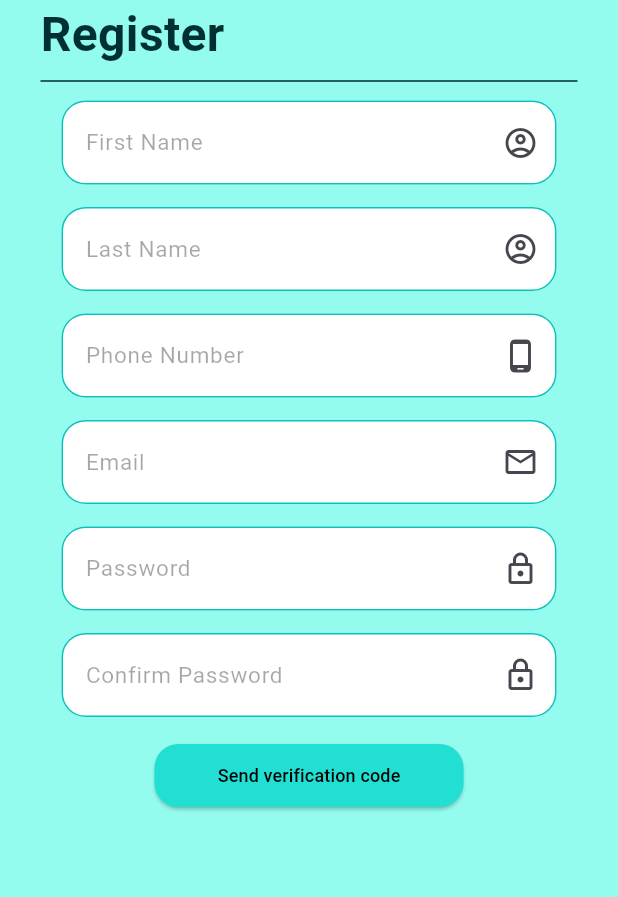
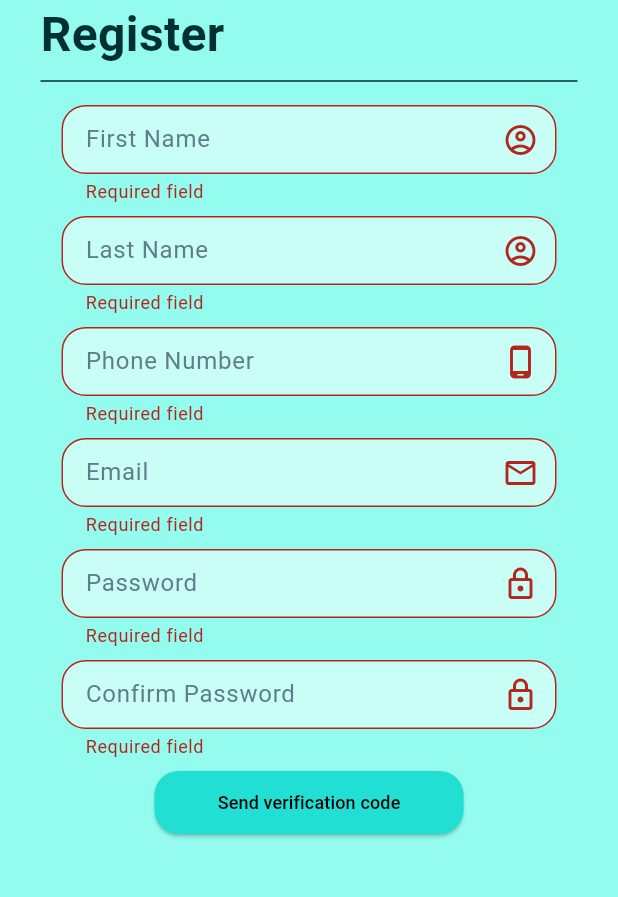
Before and after one commit to AmrwHamza/Mate-Order-app, a Flutter app: the RegisterView screen opened directly, after a tap on "Send verification code", on a phone screen of 412 x 824 dp, the part 207-1104 px from its top. Run offline on Flutter 3.47's test engine with Material 3 defaults, Android fonts, the phone set to English and light mode, and no system bars; our stand-ins replace dio, flutter_svg, font_awesome_flutter, get, image_cropper, image_picker.

Commit message:
change api class and finish register validation

```diff
--- a/lib/Features/auth/register/presentation/views/register_view.dart
+++ b/lib/Features/auth/register/presentation/views/register_view.dart
@@ -9,7 +9,7 @@ class RegisterView extends StatelessWidget {
   Widget build(BuildContext context) {
     return Scaffold(
       backgroundColor: kPrimaryColor9,
-      body: RegisterViewBody(),
+      body: SafeArea(child: RegisterViewBody()),
     );
   }
 }
--- a/lib/Features/auth/register/presentation/views/widgets/custom_register_button.dart
+++ b/lib/Features/auth/register/presentation/views/widgets/custom_register_button.dart
@@ -2,16 +2,16 @@ import 'package:flutter/material.dart';
 import 'package:mate_order_app/constants.dart';
 
 class CustomRegisterButton extends StatelessWidget {
-  const CustomRegisterButton({super.key, required this.data});
+  const CustomRegisterButton({super.key, required this.data, this.onPressed});
     final String data ;
-
+final void Function()? onPressed;
   @override
   Widget build(BuildContext context) {
     return SizedBox(
       height: 42,
       width: 206,
       child: ElevatedButton(
-        onPressed: () {},
+        onPressed:onPressed,
         style: ElevatedButton.styleFrom(
             backgroundColor: kPrimaryColor7,
             shape: RoundedRectangleBorder(
--- a/lib/Features/auth/register/presentation/views/widgets/custom_text_form_field.dart
+++ b/lib/Features/auth/register/presentation/views/widgets/custom_text_form_field.dart
@@ -2,43 +2,57 @@ import 'package:flutter/material.dart';
 import 'package:mate_order_app/constants.dart';
 
 class CustomTextFormField extends StatelessWidget {
-  const CustomTextFormField(
-      {super.key,
-      this.obscureText = false,
-      required this.hintText,
-      this.suffixIcon});
-
-  final String hintText;
+  const CustomTextFormField({
+    super.key,
+    this.obscureText = false,
+    this.hintText,
+    this.suffixIcon,
+    required this.validator,
+    this.prefixText,
+    required this.label,
+    this.keyboardType,
+  });
+  final Widget label;
+  final String? hintText;
   final bool obscureText;
   final Widget? suffixIcon;
+  final String? Function(String?)? validator;
+  final String? prefixText;
+  final TextInputType? keyboardType;
   @override
   Widget build(BuildContext context) {
     return Container(
-      margin: EdgeInsets.only(top: 5),
+      margin: EdgeInsets.only(top: 8),
       decoration: BoxDecoration(
         borderRadius: BorderRadius.circular(16),
       ),
       height: 66,
       width: 330,
       child: TextFormField(
+        keyboardType: keyboardType,
+        style: TextStyle(fontSize: 15, color: Colors.black, height: 1),
         obscureText: obscureText,
         decoration: InputDecoration(
+          label: label,
           suffixIcon: suffixIcon,
+          prefixText: prefixText,
+          prefixStyle: TextStyle(fontSize: 15, color: Colors.black,height: 1),
           enabledBorder: OutlineInputBorder(
               borderRadius: BorderRadius.circular(16),
               borderSide: BorderSide(color: kPrimaryColor6)),
           border: OutlineInputBorder(
               borderRadius: BorderRadius.circular(16),
-              borderSide: BorderSide(color: Colors.black)),
+              borderSide: BorderSide(color: kPrimaryColor6)),
           focusedBorder: OutlineInputBorder(
               borderRadius: BorderRadius.circular(16),
-              borderSide: BorderSide(color: Colors.black)),
-          fillColor: Colors.white,
+              borderSide: BorderSide(color: kPrimaryColor6)),
+          fillColor: kPrimaryColor10,
           filled: true,
           hintText: hintText,
-          hintStyle:
-              TextStyle(fontSize: 15, color: Colors.black.withOpacity(0.35)),
+          hintStyle: TextStyle(
+              fontSize: 15, color: Colors.black.withOpacity(0.35), height: 1),
         ),
+        validator: validator,
       ),
     );
   }
--- a/lib/Features/auth/register/presentation/views/widgets/register_view_body.dart
+++ b/lib/Features/auth/register/presentation/views/widgets/register_view_body.dart
@@ -7,46 +7,105 @@ import 'package:mate_order_app/Features/auth/register/presentation/views/widgets
 import 'package:mate_order_app/constants.dart';
 
 class RegisterViewBody extends StatelessWidget {
-  const RegisterViewBody({super.key});
+  RegisterViewBody({super.key});
+
+  final keyForm = GlobalKey<FormState>();
 
   @override
   Widget build(BuildContext context) {
-    return SingleChildScrollView(
+    return Form(
+      key: keyForm,
+      child: SingleChildScrollView(
         child: Column(
           children: [
             SizedBox(
               height: 18,
             ),
             Logo(),
-          RegisterOrLogInText(data: 'Register',),
+            RegisterOrLogInText(
+              data: 'Register',
+            ),
             Divider(
               color: kPrimaryColor1,
               indent: 27,
               endIndent: 27,
             ),
             CustomTextFormField(
-            hintText: 'First Name',
+              label:
+                  Text('First Name', style: TextStyle(color: Colors.blueGrey)),
+              validator: (value) {
+                if (value!.isEmpty) {
+                  return "Required field";
+                }
+                return null;
+              },
               suffixIcon: Icon(Icons.account_circle_outlined),
             ),
             CustomTextFormField(
-            hintText: 'Last Name',
+              label:
+                  Text('Last Name', style: TextStyle(color: Colors.blueGrey)),
+              validator: (value) {
+                if (value!.isEmpty) {
+                  return "Required field";
+                }
+                return null;
+              },
               suffixIcon: Icon(Icons.account_circle_outlined),
             ),
             CustomTextFormField(
-            hintText: 'Phone Number',
+              label: Text(
+                'Phone Number',
+                style: TextStyle(color: Colors.blueGrey),
+              ),
+              validator: (value) {
+                if (value!.isEmpty) {
+                  return "Required field";
+                } else if (!value.startsWith('9') || value.length != 9) {
+                  return "wrong number it must be like 9xxxxxxxx";
+                }
+                return null;
+              },
+              prefixText: '+963',
+              hintText: '9xxxxxxxx',
               suffixIcon: Icon(Icons.phone_android_outlined),
+              keyboardType: TextInputType.number,
             ),
             CustomTextFormField(
-            hintText: 'Email',
+              validator: (value) {
+                if (value!.isEmpty) {
+                  return "Required field";
+                } else if (!value.endsWith('@gmail.com')) {
+                  return "It must end with @gmail.com";
+                }
+                return null;
+              },
               suffixIcon: Icon(Icons.email_outlined),
+              label: Text('Email', style: TextStyle(color: Colors.blueGrey)),
             ),
             CustomTextFormField(
-            hintText: 'Password',
+              label: Text('Password', style: TextStyle(color: Colors.blueGrey)),
+              validator: (value) {
+                if (value!.isEmpty) {
+                  return "Required field";
+                } else if (value.length < 8) {
+                  return "at least 8 characters";
+                }
+                return null;
+              },
               suffixIcon: Icon(Icons.lock_outlined),
               obscureText: true,
             ),
             CustomTextFormField(
-            hintText: 'Confirm Password',
+              label: Text('Confirm Password',
+                  style: TextStyle(color: Colors.blueGrey)),
+              validator: (value) {
+                if (value!.isEmpty) {
+                  return "Required field";
+                } else if (value.length < 8) {
+                  return "at least 8 characters";
+                }
+                return null;
+              },
               suffixIcon: Icon(Icons.lock_outlined),
               obscureText: true,
             ),
@@ -54,10 +113,18 @@ class RegisterViewBody extends StatelessWidget {
               height: 8,
             ),
             CustomRegisterButton(
+              onPressed: () {
+                if (keyForm.currentState!.validate()) {
+                  print('==================');
+                  print('done');
+                  print('==================');
+                }
+              },
               data: 'Send verification code',
             ),
           ],
         ),
+      ),
     );
   }
 }
--- a/lib/Features/first page/view/widget/custom_botton.dart
+++ b/lib/Features/first page/view/widget/custom_botton.dart
@@ -3,6 +3,7 @@ import 'package:font_awesome_flutter/font_awesome_flutter.dart';
 import 'package:get/get_core/src/get_main.dart';
 import 'package:get/get_navigation/get_navigation.dart';
 import 'package:get/get_navigation/src/routes/transitions_type.dart';
+import 'package:mate_order_app/Features/auth/register/presentation/views/register_view.dart';
 import 'package:mate_order_app/Features/home/home.dart';
 import 'package:mate_order_app/constants.dart';
 
@@ -26,7 +27,7 @@ class _AddButtonState extends State<AddButton> {
         isLoading = false;
       });
       //change latter to login
-      Get.to(() =>  Home(),
+      Get.to(() => Home(),
           transition: Transition.fade, duration: KTransitionDuration);
     });
   }
@@ -35,7 +36,7 @@ class _AddButtonState extends State<AddButton> {
   Widget build(BuildContext context) {
     return ElevatedButton(
         onPressed: () {
-          //Navigator
+          Get.to(RegisterView());
         },
         style: ElevatedButton.styleFrom(
           backgroundColor: kPrimaryColor8,
```
Also changed, not shown: lib/Features/auth/register/data/models/register_user_model.dart (added, +57 -0 lines), lib/Features/auth/register/data/models/user.dart (deleted, +0 -53 lines), lib/Features/auth/register/data/repo/register_repo.dart (deleted, +0 -8 lines), lib/Features/auth/register/data/repository/register_repository.dart (added, +15 -0 lines), lib/Features/auth/register/data/services/register_services.dart (added, +11 -0 lines), lib/Features/auth/register/presentation/views/widgets/login_view_body.dart (+25 -25 lines), lib/core/utils/api_services.dart (+59 -10 lines), lib/Features/auth/register/data/repo/repoImple.dart (deleted). Lines whose indentation alone changed are shown as unchanged.
